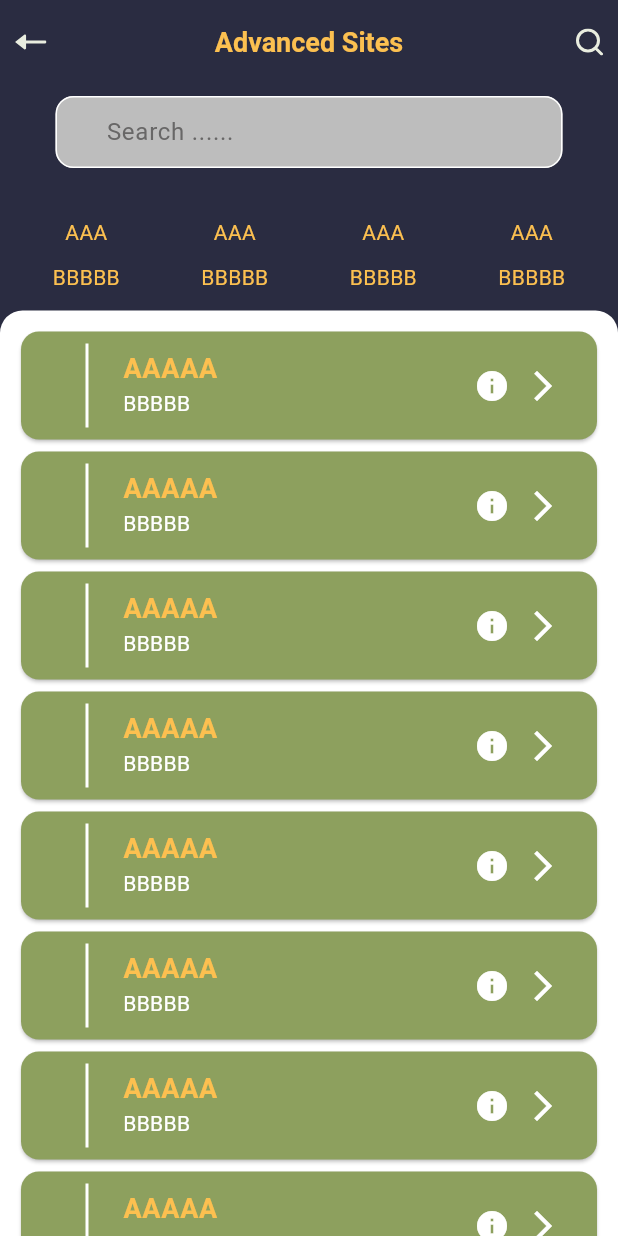
After one commit to osamaaabdalmalik/elresala, a Flutter app: the Advanced_Sites_Search screen opened directly, on a phone screen of 412 x 824 dp. The commit adds this screen. Run offline on Flutter 3.47's test engine with Material 3 defaults, Android fonts, the phone set to English and light mode, and no system bars; our stand-ins replace dartz, dio, dropdown_button2, firebase_core, firebase_storage, flutter_easyloading and 12 more; accounts and stored records are empty; project files that could hold a hidden picture were left out.

Commit message:
edd tow screens advanced

```diff
--- a/lib/core/constants/app_pages_routes.dart
+++ b/lib/core/constants/app_pages_routes.dart
@@ -1,3 +1,5 @@
+// ignore_for_file: constant_identifier_names
+
 import 'package:elresala/core/middleware/main_middleware.dart';
 import 'package:elresala/features/azkar/azkar_bindings.dart';
 import 'package:elresala/features/azkar/presentation/screens/azkar_screen.dart';
@@ -18,6 +20,8 @@ import 'package:elresala/features/quran/presentation/screens/surah_screen.dart';
 import 'package:elresala/features/quran/presentation/screens/telawa_screen.dart';
 import 'package:elresala/features/quran/quran_bindings.dart';
 import 'package:get/get.dart';
+import '../../features/advanced_sites/bindings/advanced_learning.dart';
+import '../../features/advanced_sites/screens/advanced_sites.dart';
 
 abstract class AppPagesRoutes {
   // Tabs Screens
@@ -26,6 +30,8 @@ abstract class AppPagesRoutes {
   static const String quranScreen = "/quranScreen";
   static const String hadithScreen = "/hadithScreen";
   static const String azkarScreen = "/azkarScreen";
+  static const String advanced_learning = "/advanced_learning_Screen";
+
   static const String doaaScreen = "/doaaScreen";
   static const String muslimScreen = "/muslimScreen";
   static const String nonMuslimScreen = "/nonMuslimScreen";
@@ -71,6 +77,18 @@ abstract class AppPagesRoutes {
       binding: DoaaBindings(),
       transition: Transition.cupertino,
     ),
+
+    // =========================================================
+
+    GetPage(
+      name: advanced_learning,
+      page: () => const Advanced_Sites(),
+      binding: Advanced_LearningBindings(),
+      transition: Transition.cupertino,
+    ),
+
+    // =========================================================
+
     GetPage(
       name: muslimScreen,
       page: () => const MuslimScreen(),
--- /dev/null
+++ b/lib/features/advanced_sites/bindings/advanced_learning.dart
@@ -0,0 +1,14 @@
+// ignore_for_file: camel_case_types
+
+import 'package:get/get.dart';
+
+import '../controller/advanced_learning_controller.dart';
+
+class Advanced_LearningBindings extends Bindings {
+  @override
+  dependencies() async {
+    //
+
+    Get.put(Advanced_LearningController());
+  }
+}
--- /dev/null
+++ b/lib/features/advanced_sites/controller/advanced_learning_controller.dart
@@ -0,0 +1,7 @@
+// ignore_for_file: camel_case_types
+
+import 'package:get/get.dart';
+
+class Advanced_LearningController extends GetxController {
+  // Data
+}
--- /dev/null
+++ b/lib/features/advanced_sites/screens/advanced_sitesSearch.dart
@@ -0,0 +1,74 @@
+// ignore_for_file: camel_case_types, sized_box_for_whitespace, prefer_const_constructors
+
+import 'package:flutter/material.dart';
+import 'package:get/get.dart';
+import '../../../core/constants/app_colors.dart';
+import '../widgets/custom_appBar.dart';
+import '../widgets/custom_gridview.dart';
+import '../widgets/custom_text_field.dart';
+import '../widgets/item _card.dart';
+
+class Advanced_Sites_Search extends StatefulWidget {
+  const Advanced_Sites_Search({super.key});
+
+  @override
+  State<Advanced_Sites_Search> createState() => _Advanced_Sites_SearchState();
+}
+
+class _Advanced_Sites_SearchState extends State<Advanced_Sites_Search> {
+  final searchControlle = TextEditingController();
+  @override
+  Widget build(BuildContext context) {
+    return Scaffold(
+      backgroundColor: AppColors.kPrimaryColor,
+      body: CustomScrollView(
+        slivers: [
+          const Custom_AppBar(
+            title: 'Advanced Sites',
+            isSearch: true,
+            isPinned: true,
+          ),
+          SliverToBoxAdapter(
+            child: Column(
+              children: [
+                C_TextField(
+                  hint_text: 'Search ......',
+                  searchControlle: searchControlle,
+                ),
+
+                //
+
+                Container(
+                  padding: EdgeInsets.only(top: 10),
+                  height: 80,
+                  child: Item_GridView(),
+                ),
+
+                //
+                Directionality(
+                  textDirection: TextDirection.ltr,
+                  child: Container(
+                    height: Get.height,
+                    width: double.infinity,
+                    decoration: BoxDecoration(
+                      borderRadius: BorderRadius.circular(15),
+                      color: Colors.white,
+                    ),
+                    child: ListView.builder(
+                      shrinkWrap: true,
+                      padding: EdgeInsets.only(left: 10, right: 10, top: 10, bottom: MediaQuery.of(context).size.height),
+                      itemCount: 10,
+                      itemBuilder: (context, index) {
+                        return const Item_Card();
+                      },
+                    ),
+                  ),
+                ),
+              ],
+            ),
+          ),
+        ],
+      ),
+    );
+  }
+}
--- /dev/null
+++ b/lib/features/advanced_sites/widgets/custom_gridview.dart
@@ -0,0 +1,36 @@
+// ignore_for_file: camel_case_types
+
+import 'package:elresala/core/constants/app_colors.dart';
+import 'package:flutter/material.dart';
+
+class Item_GridView extends StatelessWidget {
+  const Item_GridView({super.key});
+
+  @override
+  Widget build(BuildContext context) {
+    return GridView.builder(
+      gridDelegate: const SliverGridDelegateWithFixedCrossAxisCount(
+        crossAxisCount: 4,
+        // mainAxisSpacing: 8.0, // spacing between rows
+        // crossAxisSpacing: 8.0, // spacing between columns
+      ),
+      padding: const EdgeInsets.all(8.0),
+      itemCount: 4,
+      itemBuilder: (context, index) {
+        return const Column(
+          children: [
+            Text(
+              'AAA',
+              style: TextStyle(color: AppColors.kGoldenColor),
+            ),
+            SizedBox(width: 20, height: 10),
+            Text(
+              'BBBBB',
+              style: TextStyle(color: AppColors.kGoldenColor),
+            ),
+          ],
+        );
+      },
+    );
+  }
+}
--- /dev/null
+++ b/lib/features/advanced_sites/widgets/custom_text_field.dart
@@ -0,0 +1,48 @@
+// ignore_for_file: unused_import, prefer_const_constructors, sized_box_for_whitespace, camel_case_types, prefer_typing_uninitialized_variables, non_constant_identifier_names, use_key_in_widget_constructors, prefer_const_constructors_in_immutables, must_be_immutable, file_names
+
+import 'package:flutter/material.dart';
+
+class C_TextField extends StatelessWidget {
+  C_TextField({
+    required this.hint_text,
+    required this.searchControlle,
+  });
+
+  final searchControlle;
+  final hint_text;
+
+  @override
+  Widget build(BuildContext context) {
+    return Padding(
+      padding: EdgeInsets.all(8.0),
+      child: Directionality(
+        textDirection: TextDirection.ltr,
+        child: Container(
+          width: 338,
+          height: 55,
+          child: TextFormField(
+            controller: searchControlle,
+            decoration: InputDecoration(
+              hintText: hint_text,
+              hintStyle: TextStyle(color: Color.fromARGB(255, 104, 103, 103)),
+              filled: true,
+              fillColor: Colors.grey[400],
+              labelStyle: TextStyle(fontSize: 12),
+              contentPadding: EdgeInsets.only(left: 30),
+              enabledBorder: OutlineInputBorder(
+                borderRadius: BorderRadius.circular(12),
+                borderSide: BorderSide(color: Colors.white),
+              ),
+              focusedBorder: OutlineInputBorder(
+                borderSide: BorderSide(color: Colors.white),
+              ),
+              border: OutlineInputBorder(
+                borderRadius: BorderRadius.circular(12),
+              ),
+            ),
+          ),
+        ),
+      ),
+    );
+  }
+}
--- /dev/null
+++ b/lib/features/advanced_sites/widgets/item _card.dart
@@ -0,0 +1,51 @@
+// ignore_for_file: camel_case_types
+
+import 'package:elresala/core/constants/app_colors.dart';
+import 'package:flutter/material.dart';
+
+import '../../../core/styles/text_styles.dart';
+
+class Item_Card extends StatelessWidget {
+  const Item_Card({super.key});
+
+  @override
+  Widget build(BuildContext context) {
+    return Card(
+      color: AppColors.kGreenColor,
+      child: ListTile(
+        leading: const Padding(
+          padding: EdgeInsets.only(left: 20),
+          child: VerticalDivider(
+            thickness: 2,
+            color: AppColors.white,
+          ),
+        ),
+        title: const Text(
+          'AAAAA',
+          style: Styles.textStyle18Godlen,
+        ),
+        subtitle: const Text(
+          'BBBBB',
+          style: TextStyle(color: Colors.white),
+        ),
+        trailing: Row(
+          mainAxisAlignment: MainAxisAlignment.spaceBetween,
+          mainAxisSize: MainAxisSize.min,
+          children: [
+            const Icon(
+              Icons.info,
+              color: AppColors.white,
+            ),
+            Container(
+              width: 10,
+            ),
+            const Icon(
+              Icons.arrow_forward_ios,
+              color: AppColors.white,
+            )
+          ],
+        ),
+      ),
+    );
+  }
+}
--- a/lib/features/main/presentation/controller/main_controller.dart
+++ b/lib/features/main/presentation/controller/main_controller.dart
@@ -46,7 +46,7 @@ class MainController extends GetxController {
       title: "Advanced Learning",
       description: "Learn how to pray,Qiblah",
       iconPath: AppAssets.hadith,
-      targetScreen: AppPagesRoutes.mainScreen,
+      targetScreen: AppPagesRoutes.advanced_learning,
     ),
     HomeCardData(
       title: "Courses for Muslim",
```
Also changed, not shown: lib/features/advanced_sites/screens/advanced_sites.dart (added, +66 -0 lines), lib/features/advanced_sites/screens/advanced_sites_search.dart (added, +55 -0 lines), lib/features/advanced_sites/widgets/custom_appBar.dart (added, +75 -0 lines).
